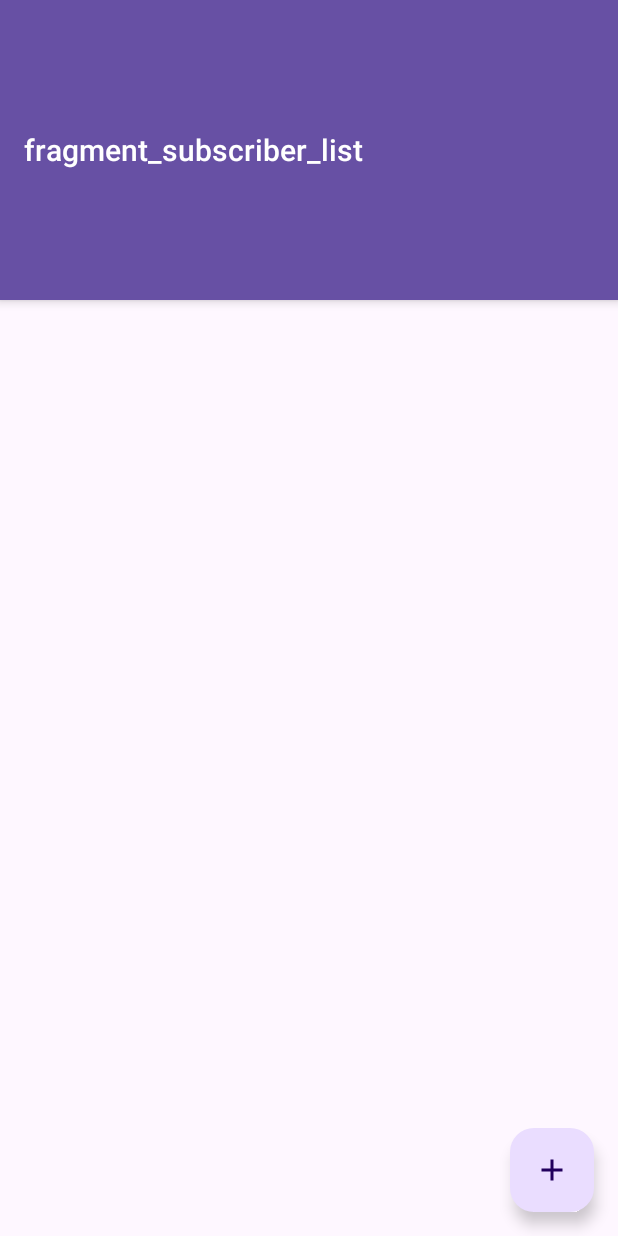
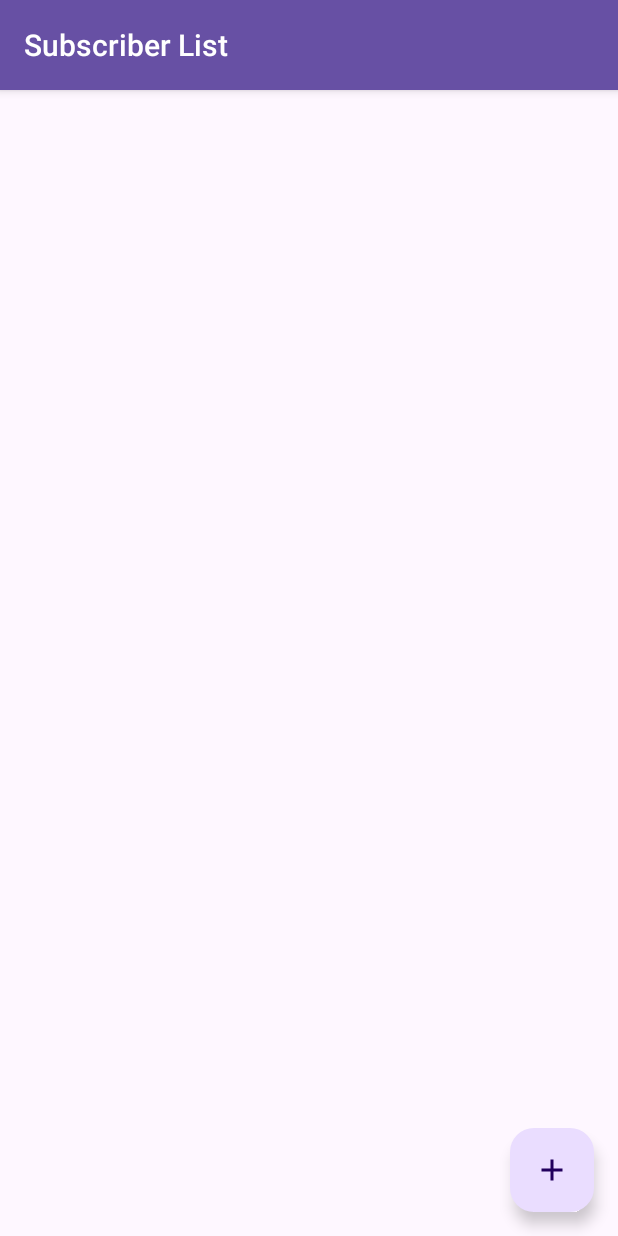
Before and after one commit to GuitsMeireles/CRUD_teste, an Android app: the screen it shows after launch (MainActivity), on a phone screen of 412 x 824 dp. Run offline under Robolectric (Android 15) with nearby library versions, the phone set to English and light mode, and no system bars; our stand-ins replace Room's generated code, navigation-ui.

Commit message:
first commit

```diff
--- a/app/src/main/java/com/crud/MainActivity.kt
+++ b/app/src/main/java/com/crud/MainActivity.kt
@@ -2,14 +2,19 @@ package com.crud
 
 import android.os.Bundle
 import androidx.appcompat.app.AppCompatActivity
+import androidx.navigation.NavController
 import androidx.navigation.fragment.NavHostFragment
 import androidx.navigation.ui.AppBarConfiguration
-import androidx.navigation.ui.setupWithNavController
+import androidx.navigation.ui.navigateUp
+import androidx.navigation.ui.setupActionBarWithNavController
 import com.crud.databinding.ActivityMainBinding
 
 class MainActivity : AppCompatActivity() {
 
     private lateinit var binding: ActivityMainBinding
+
+    private lateinit var navController: NavController
+    private lateinit var appBarConfiguration: AppBarConfiguration
     override fun onCreate(savedInstanceState: Bundle?) {
         super.onCreate(savedInstanceState)
         binding = ActivityMainBinding.inflate(layoutInflater)
@@ -17,9 +22,19 @@ class MainActivity : AppCompatActivity() {
 
         val appToolbar = binding.appToolbar
 
-        val navHostFragment = supportFragmentManager.findFragmentById(R.id.nav_host_fragment) as NavHostFragment
-        val navController = navHostFragment.navController
-        val appBarConfiguration = AppBarConfiguration(navController.graph)
-        appToolbar.setupWithNavController(navController, appBarConfiguration)
+        setSupportActionBar(appToolbar)
+        val navHostFragment =
+            supportFragmentManager.findFragmentById(R.id.nav_host_fragment) as NavHostFragment
+        navController = navHostFragment.navController
+        appBarConfiguration = AppBarConfiguration(navController.graph)
+        setupActionBarWithNavController(navController, appBarConfiguration)
+
+        navController.addOnDestinationChangedListener {_,_,_ ->
+            supportActionBar?.setHomeAsUpIndicator(R.drawable.ic_back)
+        }
+    }
+
+    override fun onSupportNavigateUp() : Boolean {
+        return navController.navigateUp(appBarConfiguration) || super.onSupportNavigateUp()
     }
 }
--- a/app/src/main/java/com/crud/ui/subscriberlist/SubscriberListFragment.kt
+++ b/app/src/main/java/com/crud/ui/subscriberlist/SubscriberListFragment.kt
@@ -14,6 +14,7 @@ import com.crud.R
 import com.crud.data.db.AppDataBase
 import com.crud.data.db.dao.SubscriberDAO
 import com.crud.databinding.FragmentSubscriberListBinding
+import com.crud.extension.navigateWithAnimations
 import com.crud.repository.DataBaseDataSource
 import com.crud.repository.SubscriberRepository
 
@@ -63,7 +64,7 @@ class SubscriberListFragment : Fragment(R.layout.fragment_subscriber_list) {
 
     private fun configureViewListeners() {
         binding.addSubscriber.setOnClickListener {
-            findNavController().navigate(R.id.subscriberFragment)
+            findNavController().navigateWithAnimations(R.id.subscriberFragment)
         }
     }
 }
--- a/app/src/main/res/layout/activity_main.xml
+++ b/app/src/main/res/layout/activity_main.xml
@@ -9,7 +9,7 @@
     <androidx.appcompat.widget.Toolbar
         android:id="@+id/app_toolbar"
         android:layout_width="match_parent"
-        android:layout_height="?attr/actionBarSize"
+        android:layout_height="60dp"
         android:background="?attr/colorPrimary"
         android:elevation="4dp"
         app:layout_constraintEnd_toEndOf="parent"
--- a/app/src/main/res/navigation/main_graph.xml
+++ b/app/src/main/res/navigation/main_graph.xml
@@ -8,7 +8,7 @@
     <fragment
         android:id="@+id/subscriberListFragment"
         android:name="com.crud.ui.subscriberlist.SubscriberListFragment"
-        android:label="fragment_subscriber_list"
+        android:label="Subscriber List"
         tools:layout="@layout/fragment_subscriber_list" />
 
     <fragment
```
